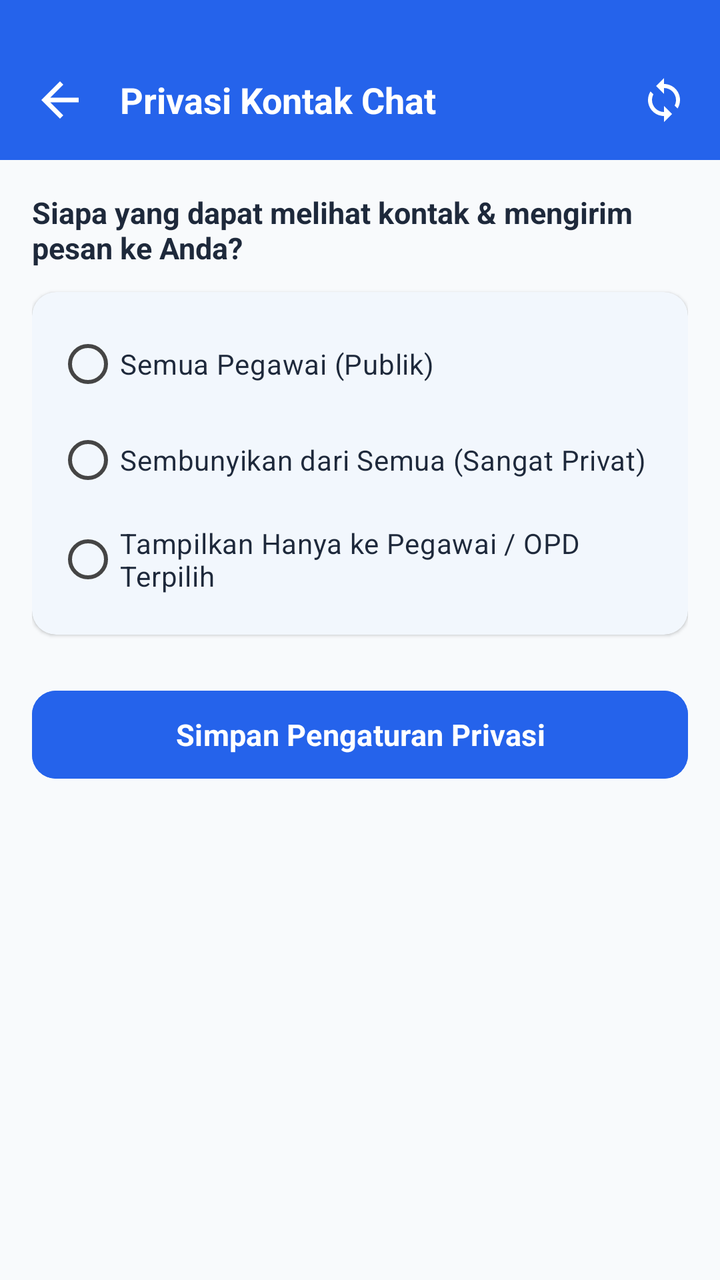
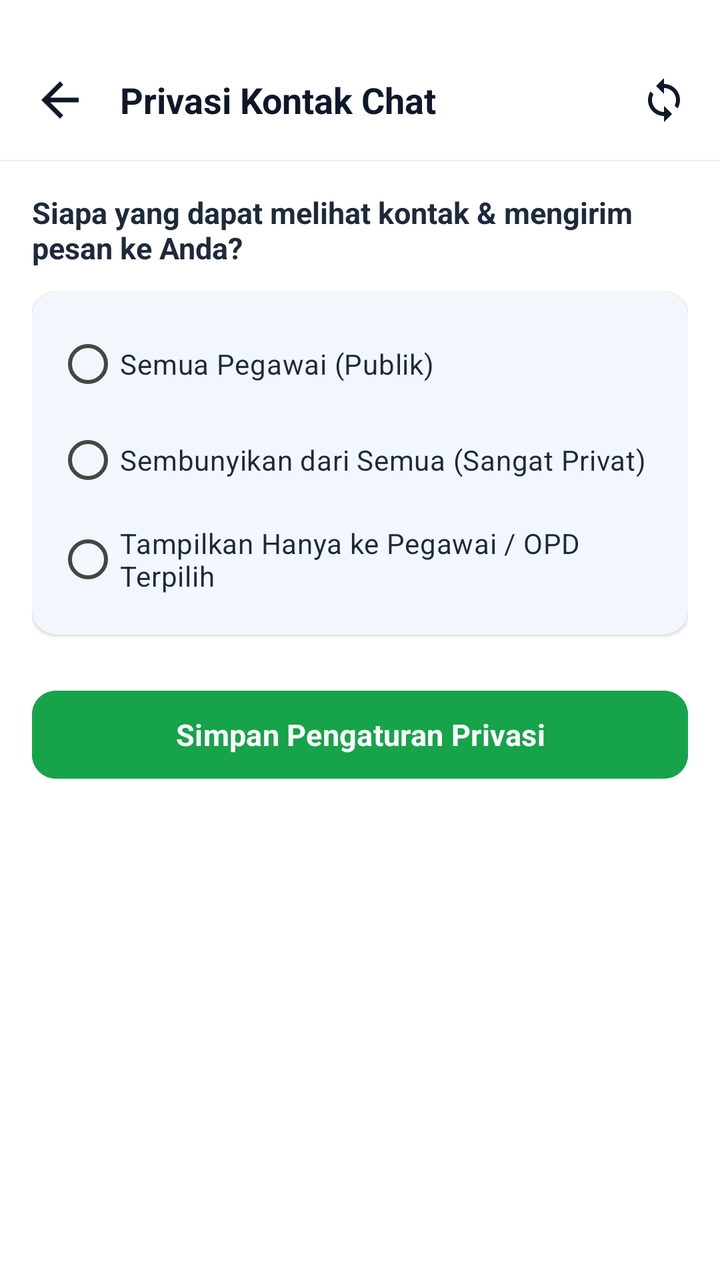

The first picture is an Android layout as it rendered before a commit; the second is the same layout after the commit. The layout source and the unified diff follow.
<!-- AndroidManifest.xml: application theme Theme.AppPemko -->
<!-- res/layout/activity_chat_privacy.xml -->
<?xml version="1.0" encoding="utf-8"?>
<LinearLayout xmlns:android="http://schemas.android.com/apk/res/android"
    xmlns:app="http://schemas.android.com/apk/res-auto"
    android:layout_width="match_parent"
    android:layout_height="match_parent"
    android:background="#F8FAFC"
    android:orientation="vertical">

    
    <LinearLayout
        android:layout_width="match_parent"
        android:layout_height="wrap_content"
        android:background="#2563EB"
        android:orientation="horizontal"
        android:paddingHorizontal="16dp"
        android:paddingTop="36dp"
        android:paddingBottom="16dp"
        android:gravity="center_vertical">

        <ImageView
            android:id="@+id/ivBackChatPrivacy"
            android:layout_width="28dp"
            android:layout_height="28dp"
            android:src="@drawable/ic_arrow_back"
            app:tint="#FFFFFF"
            android:background="?attr/selectableItemBackgroundBorderless"
            android:clickable="true"
            android:focusable="true"
            android:contentDescription="Kembali"/>

        <TextView
            android:layout_width="0dp"
            android:layout_height="wrap_content"
            android:layout_weight="1"
            android:layout_marginStart="16dp"
            android:text="Privasi Kontak Chat"
            android:textColor="#FFFFFF"
            android:textSize="18sp"
            android:textStyle="bold"/>

        <ImageView
            android:id="@+id/ivSyncPrivacy"
            android:layout_width="24dp"
            android:layout_height="24dp"
            android:src="@drawable/ic_sync2"
            app:tint="#FFFFFF"
            android:background="?attr/selectableItemBackgroundBorderless"
            android:clickable="true"
            android:focusable="true"
            android:contentDescription="Sinkronkan Privasi"/>
    </LinearLayout>

    <ScrollView
        android:layout_width="match_parent"
        android:layout_height="0dp"
        android:layout_weight="1"
        android:padding="16dp">

        <LinearLayout
            android:layout_width="match_parent"
            android:layout_height="wrap_content"
            android:orientation="vertical">

            <TextView
                android:layout_width="match_parent"
                android:layout_height="wrap_content"
                android:text="Siapa yang dapat melihat kontak &amp; mengirim pesan ke Anda?"
                android:textColor="#1E293B"
                android:textSize="15sp"
                android:textStyle="bold"
                android:layout_marginBottom="12dp"/>

            <com.google.android.material.card.MaterialCardView
                android:layout_width="match_parent"
                android:layout_height="wrap_content"
                app:cardCornerRadius="12dp"
                app:cardElevation="1dp"
                app:strokeWidth="0dp">

                <RadioGroup
                    android:id="@+id/rgPrivacyMode"
                    android:layout_width="match_parent"
                    android:layout_height="wrap_content"
                    android:padding="12dp">

                    <RadioButton
                        android:id="@+id/rbPublic"
                        android:layout_width="match_parent"
                        android:layout_height="wrap_content"
                        android:text="Semua Pegawai (Publik)"
                        android:textColor="#1E293B"
                        android:textSize="14sp"
                        android:paddingVertical="8dp"/>

                    <RadioButton
                        android:id="@+id/rbPrivate"
                        android:layout_width="match_parent"
                        android:layout_height="wrap_content"
                        android:text="Sembunyikan dari Semua (Sangat Privat)"
                        android:textColor="#1E293B"
                        android:textSize="14sp"
                        android:paddingVertical="8dp"/>

                    <RadioButton
                        android:id="@+id/rbCustom"
                        android:layout_width="match_parent"
                        android:layout_height="wrap_content"
                        android:text="Tampilkan Hanya ke Pegawai / OPD Terpilih"
                        android:textColor="#1E293B"
                        android:textSize="14sp"
                        android:paddingVertical="8dp"/>
                </RadioGroup>
            </com.google.android.material.card.MaterialCardView>

            
            <LinearLayout
                android:id="@+id/llCustomContainer"
                android:layout_width="match_parent"
                android:layout_height="wrap_content"
                android:orientation="vertical"
                android:layout_marginTop="16dp"
                android:visibility="gone">

                
                <com.google.android.material.card.MaterialCardView
                    android:layout_width="match_parent"
                    android:layout_height="wrap_content"
                    android:layout_marginBottom="12dp"
                    app:cardCornerRadius="12dp"
                    app:cardElevation="1dp"
                    app:strokeWidth="0dp">

                    <LinearLayout
                        android:layout_width="match_parent"
                        android:layout_height="wrap_content"
                        android:orientation="vertical"
                        android:padding="14dp">

                        <TextView
                            android:layout_width="match_parent"
                            android:layout_height="wrap_content"
                            android:text="Pegawai Terpilih"
                            android:textColor="#1E293B"
                            android:textSize="14sp"
                            android:textStyle="bold"/>

                        <TextView
                            android:id="@+id/tvSelectedEmployeesSummary"
                            android:layout_width="match_parent"
                            android:layout_height="wrap_content"
                            android:textColor="#64748B"
                            android:textSize="13sp"
                            android:layout_marginTop="4dp"
                            android:text="Belum ada pegawai dipilih"/>

                        <com.google.android.material.button.MaterialButton
                            android:id="@+id/btnSelectEmployees"
                            android:layout_width="wrap_content"
                            android:layout_height="wrap_content"
                            android:layout_marginTop="8dp"
                            android:text="Pilih Pegawai"
                            app:cornerRadius="8dp"
                            android:backgroundTint="#2563EB"/>
                    </LinearLayout>
                </com.google.android.material.card.MaterialCardView>

                
                <com.google.android.material.card.MaterialCardView
                    android:layout_width="match_parent"
                    android:layout_height="wrap_content"
                    app:cardCornerRadius="12dp"
                    app:cardElevation="1dp"
                    app:strokeWidth="0dp">

                    <LinearLayout
                        android:layout_width="match_parent"
                        android:layout_height="wrap_content"
                        android:orientation="vertical"
                        android:padding="14dp">

                        <TextView
                            android:layout_width="match_parent"
                            android:layout_height="wrap_content"
                            android:text="Unit Kerja / OPD Terpilih"
                            android:textColor="#1E293B"
                            android:textSize="14sp"
                            android:textStyle="bold"/>

                        <TextView
                            android:id="@+id/tvSelectedOpdSummary"
                            android:layout_width="match_parent"
                            android:layout_height="wrap_content"
                            android:textColor="#64748B"
                            android:textSize="13sp"
                            android:layout_marginTop="4dp"
                            android:text="Belum ada OPD dipilih"/>

                        <com.google.android.material.button.MaterialButton
                            android:id="@+id/btnSelectOpd"
                            android:layout_width="wrap_content"
                            android:layout_height="wrap_content"
                            android:layout_marginTop="8dp"
                            android:text="Pilih OPD"
                            app:cornerRadius="8dp"
                            android:backgroundTint="#2563EB"/>
                    </LinearLayout>
                </com.google.android.material.card.MaterialCardView>

            </LinearLayout>

            <com.google.android.material.button.MaterialButton
                android:id="@+id/btnSavePrivacy"
                android:layout_width="match_parent"
                android:layout_height="52dp"
                android:layout_marginTop="24dp"
                android:text="Simpan Pengaturan Privasi"
                android:textColor="#FFFFFF"
                android:textSize="15sp"
                android:textStyle="bold"
                app:cornerRadius="12dp"
                android:backgroundTint="#2563EB"/>

        </LinearLayout>
    </ScrollView>

</LinearLayout>
<!-- resources referenced by this layout -->
<resources>
  <!-- drawable ic_arrow_back (drawable) -->
  <?xml version="1.0" encoding="utf-8"?>
  <vector xmlns:android="http://schemas.android.com/apk/res/android"
      android:width="24dp"
      android:height="24dp"
      android:viewportWidth="24"
      android:viewportHeight="24">
      <path
          android:fillColor="#FFFFFFFF"
          android:pathData="M20,11H7.83l5.59,-5.59L12,4l-8,8 8,8 1.41,-1.41L7.83,13H20v-2z" />
  </vector>
  <!-- drawable ic_sync2 (drawable) -->
  <vector android:height="24dp" android:tint="@color/biru"
      android:viewportHeight="24" android:viewportWidth="24"
      android:width="24dp" xmlns:android="http://schemas.android.com/apk/res/android">
      <path android:fillColor="@android:color/white" android:pathData="M12,4L12,1L8,5l4,4L12,6c3.31,0 6,2.69 6,6 0,1.01 -0.25,1.97 -0.7,2.8l1.46,1.46C19.54,15.03 20,13.57 20,12c0,-4.42 -3.58,-8 -8,-8zM12,18c-3.31,0 -6,-2.69 -6,-6 0,-1.01 0.25,-1.97 0.7,-2.8L5.24,7.74C4.46,8.97 4,10.43 4,12c0,4.42 3.58,8 8,8v3l4,-4 -4,-4v3z"/>
  </vector>
  <style name="Theme.AppPemko" parent="Base.Theme.AppPemko">
          <item name="android:textColor">@color/text_primary</item>
      </style>
  <color name="biru">#008DDA</color>
  <style name="Base.Theme.AppPemko" parent="Theme.Material3.DayNight.NoActionBar">
          <item name="colorPrimary">@color/primary_brand</item>
          <item name="colorOnPrimary">@color/on_primary_brand</item>
          <item name="colorSecondary">@color/brand_secondary</item>
          <item name="colorOnSecondary">@color/white</item>
          <item name="colorSurface">@color/surface_main</item>
          <item name="colorOnSurface">@color/text_primary</item>
          <item name="colorSurfaceVariant">@color/surface_variant</item>
          <item name="colorOnSurfaceVariant">@color/text_secondary</item>
          <item name="android:statusBarColor">@color/primary_brand</item>
          <item name="android:windowBackground">@color/background_main</item>
          <item name="android:fontFamily">sans-serif</item>
          <item name="android:windowAnimationStyle">@style/Animation.App.Activity</item>
      </style>
  <color name="text_primary">#171717</color>
  <color name="primary_brand">#0869D8</color>
  <color name="on_primary_brand">#FFFFFF</color>
  <color name="brand_secondary">#E91E63</color>
  <color name="white">#FFFFFF</color>
  <color name="surface_main">#FFFFFF</color>
  <color name="surface_variant">#F4F4F4</color>
  <color name="text_secondary">#454545</color>
  <color name="background_main">#FBFBFB</color>
  <style name="Animation.App.Activity" parent="@android:style/Animation.Activity">
          <item name="android:activityOpenEnterAnimation">@anim/slide_in_right</item>
          <item name="android:activityOpenExitAnimation">@anim/slide_out_left</item>
          <item name="android:activityCloseEnterAnimation">@anim/slide_in_left</item>
          <item name="android:activityCloseExitAnimation">@anim/slide_out_right</item>
      </style>
</resources>

<!-- the commit's change to res/layout/activity_chat_privacy.xml (unified diff, before → after) -->
@@ -3,14 +3,15 @@
     xmlns:app="http://schemas.android.com/apk/res-auto"
     android:layout_width="match_parent"
     android:layout_height="match_parent"
-    android:background="#F8FAFC"
+    android:background="#FFFFFF"
     android:orientation="vertical">
 
     
     <LinearLayout
         android:layout_width="match_parent"
         android:layout_height="wrap_content"
-        android:background="#2563EB"
+        android:background="#FFFFFF"
+        android:elevation="1dp"
         android:orientation="horizontal"
         android:paddingHorizontal="16dp"
         android:paddingTop="36dp"
@@ -22,7 +23,7 @@
             android:layout_width="28dp"
             android:layout_height="28dp"
             android:src="@drawable/ic_arrow_back"
-            app:tint="#FFFFFF"
+            app:tint="#0F172A"
             android:background="?attr/selectableItemBackgroundBorderless"
             android:clickable="true"
             android:focusable="true"
@@ -34,7 +35,7 @@
             android:layout_weight="1"
             android:layout_marginStart="16dp"
             android:text="Privasi Kontak Chat"
-            android:textColor="#FFFFFF"
+            android:textColor="#0F172A"
             android:textSize="18sp"
             android:textStyle="bold"/>
 
@@ -43,7 +44,7 @@
             android:layout_width="24dp"
             android:layout_height="24dp"
             android:src="@drawable/ic_sync2"
-            app:tint="#FFFFFF"
+            app:tint="#0F172A"
             android:background="?attr/selectableItemBackgroundBorderless"
             android:clickable="true"
             android:focusable="true"
@@ -160,7 +161,7 @@
                             android:layout_marginTop="8dp"
                             android:text="Pilih Pegawai"
                             app:cornerRadius="8dp"
-                            android:backgroundTint="#2563EB"/>
+                            android:backgroundTint="#16A34A"/>
                     </LinearLayout>
                 </com.google.android.material.card.MaterialCardView>
 
@@ -202,7 +203,7 @@
                             android:layout_marginTop="8dp"
                             android:text="Pilih OPD"
                             app:cornerRadius="8dp"
-                            android:backgroundTint="#2563EB"/>
+                            android:backgroundTint="#16A34A"/>
                     </LinearLayout>
                 </com.google.android.material.card.MaterialCardView>
 
@@ -218,7 +219,7 @@
                 android:textSize="15sp"
                 android:textStyle="bold"
                 app:cornerRadius="12dp"
-                android:backgroundTint="#2563EB"/>
+                android:backgroundTint="#16A34A"/>
 
         </LinearLayout>
     </ScrollView>
